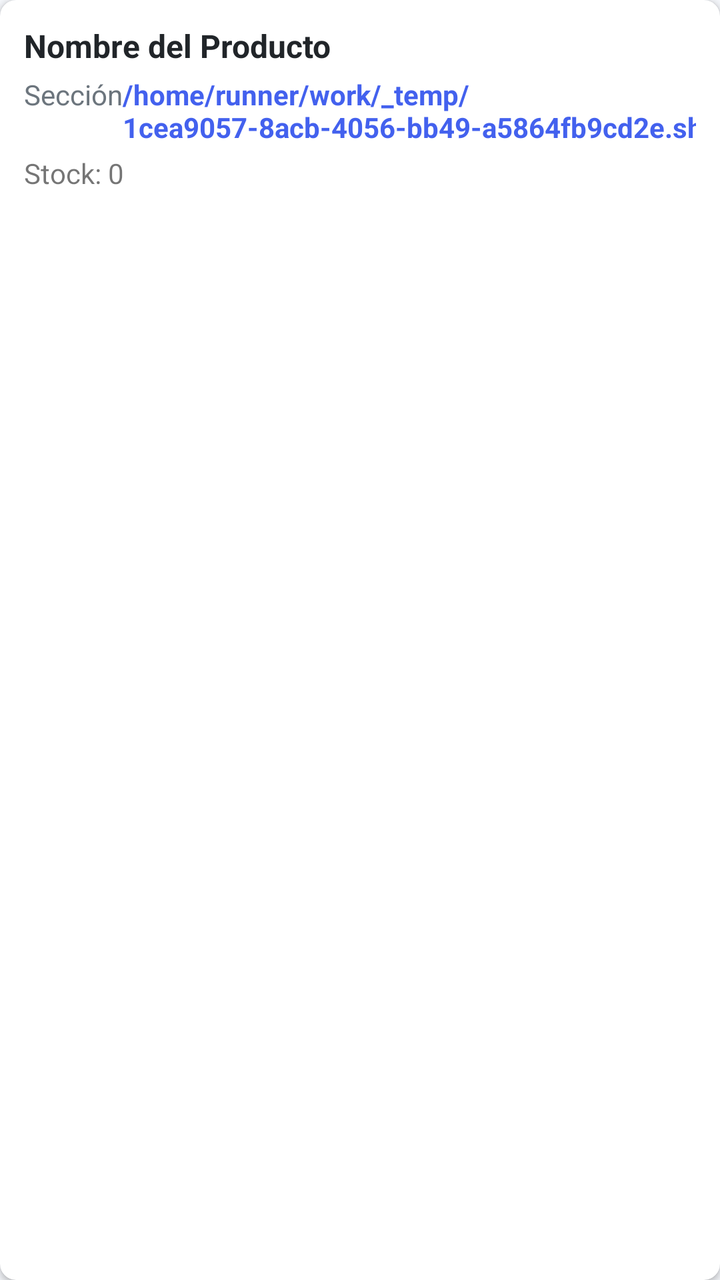
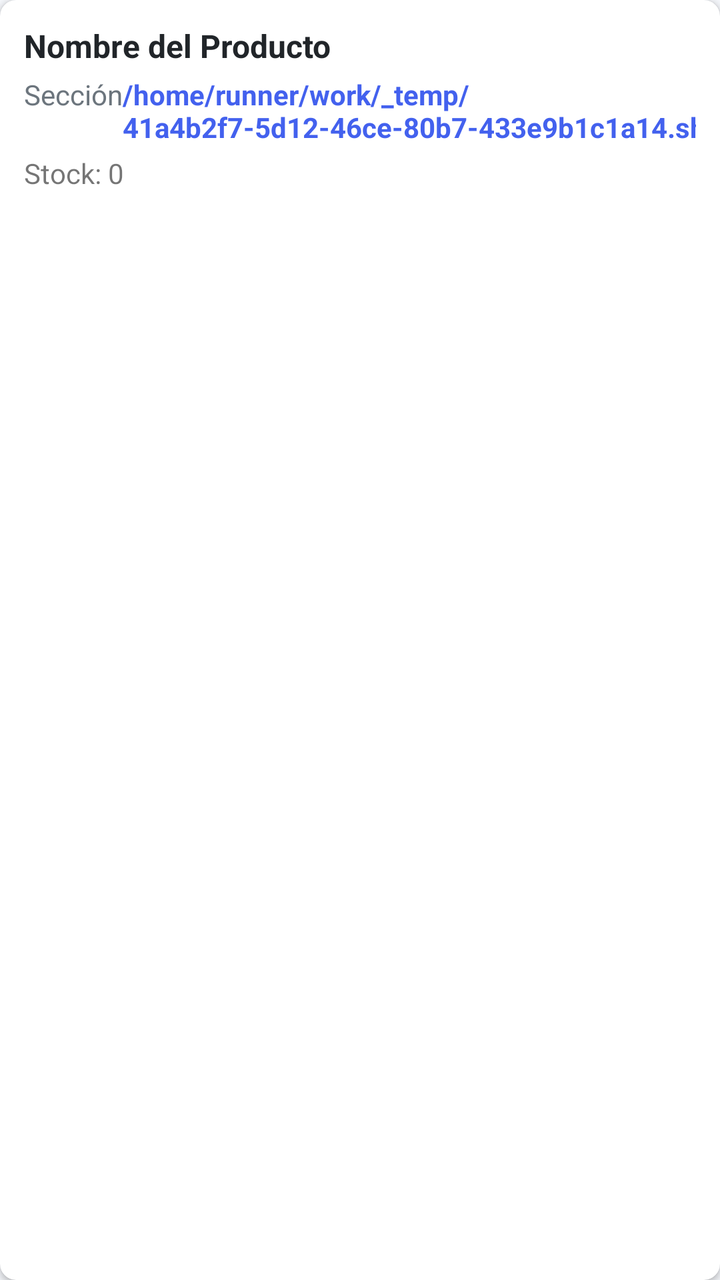

Compare the two renders of this Android layout. The source of the first and the diff that turns it into the second are given below.
<!-- AndroidManifest.xml: application theme Theme.OmniVentas -->
<!-- res/layout/item_producto.xml -->
<?xml version="1.0" encoding="utf-8"?>
<androidx.cardview.widget.CardView xmlns:android="http://schemas.android.com/apk/res/android"
    xmlns:app="http://schemas.android.com/apk/res-auto"
    android:layout_width="match_parent"
    android:layout_height="wrap_content"
    android:layout_marginBottom="8dp"
    app:cardCornerRadius="8dp"
    app:cardElevation="2dp">
    <LinearLayout
        android:layout_width="match_parent"
        android:layout_height="wrap_content"
        android:orientation="vertical"
        android:padding="12dp">
        <TextView
            android:id="@+id/tv_nombre"
            android:layout_width="match_parent"
            android:layout_height="wrap_content"
            android:text="Nombre del Producto"
            android:textSize="16sp"
            android:textStyle="bold"
            android:textColor="@color/dark" />
        <LinearLayout
            android:layout_width="match_parent"
            android:layout_height="wrap_content"
            android:orientation="horizontal"
            android:layout_marginTop="4dp">
            <TextView
                android:id="@+id/tv_seccion"
                android:layout_width="0dp"
                android:layout_height="wrap_content"
                android:layout_weight="1"
                android:text="Sección"
                android:textSize="14sp"
                android:textColor="@color/gray" />
            <TextView
                android:id="@+id/tv_precio"
                android:layout_width="wrap_content"
                android:layout_height="wrap_content"
                android:text="/home/runner/work/_temp/1cea9057-8acb-4056-bb49-a5864fb9cd2e.sh.00"
                android:textSize="14sp"
                android:textColor="@color/primary"
                android:textStyle="bold" />
        </LinearLayout>
        <TextView
            android:id="@+id/tv_stock"
            android:layout_width="wrap_content"
            android:layout_height="wrap_content"
            android:text="Stock: 0"
            android:textSize="14sp"
            android:layout_marginTop="4dp" />
    </LinearLayout>
</androidx.cardview.widget.CardView>
<!-- resources referenced by this layout -->
<resources>
  <color name="dark">#212529</color>
  <color name="gray">#6C757D</color>
  <color name="primary">#4361EE</color>
  <style name="Theme.OmniVentas" parent="Theme.MaterialComponents.DayNight.NoActionBar">
          <item name="colorPrimary">@color/primary</item>
          <item name="colorPrimaryVariant">@color/primary_dark</item>
          <item name="colorOnPrimary">@color/white</item>
          <item name="colorSecondary">@color/secondary</item>
          <item name="colorOnSecondary">@color/white</item>
          <item name="android:statusBarColor">@color/primary</item>
          <item name="android:windowBackground">@color/light_gray</item>
      </style>
  <color name="primary_dark">#3A56D4</color>
  <color name="white">#FFFFFF</color>
  <color name="secondary">#3F37C9</color>
  <color name="light_gray">#F5F7FB</color>
</resources>

<!-- the commit's change to res/layout/item_producto.xml (unified diff, before → after) -->
@@ -36,7 +36,7 @@
                 android:id="@+id/tv_precio"
                 android:layout_width="wrap_content"
                 android:layout_height="wrap_content"
-                android:text="/home/runner/work/_temp/1cea9057-8acb-4056-bb49-a5864fb9cd2e.sh.00"
+                android:text="/home/runner/work/_temp/41a4b2f7-5d12-46ce-80b7-433e9b1c1a14.sh.00"
                 android:textSize="14sp"
                 android:textColor="@color/primary"
                 android:textStyle="bold" />
